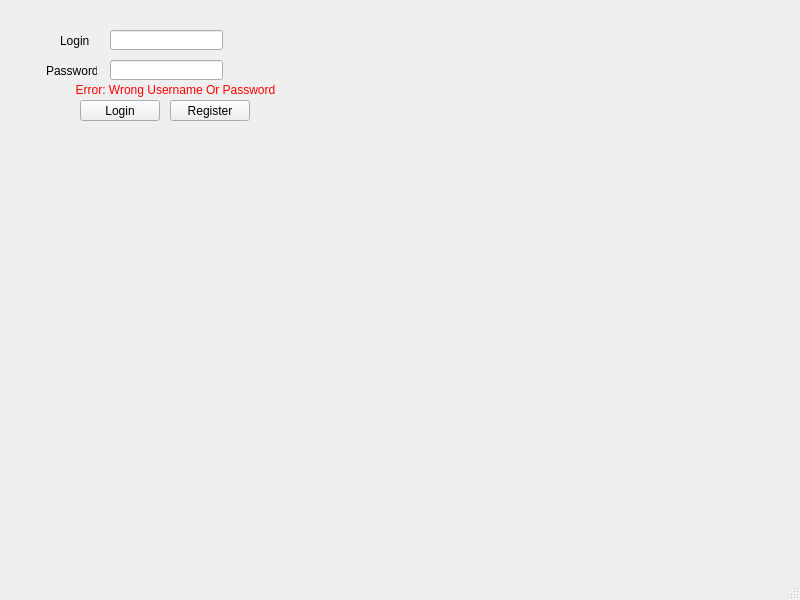
First picture: the form in CinemaProject/loginwindow.ui, repository kabolghar/CinemaProject, before the edit.
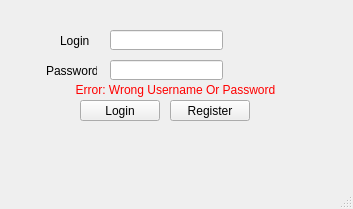
Second picture: the form after the edit.

Patch:
```diff
--- a/CinemaProject/loginwindow.ui
+++ b/CinemaProject/loginwindow.ui
@@ -6,8 +6,8 @@
    <rect>
     <x>0</x>
     <y>0</y>
-    <width>800</width>
-    <height>600</height>
+    <width>353</width>
+    <height>209</height>
    </rect>
   </property>
   <property name="windowTitle">
```
Left out of the diff: 4 changed lines with no effect on the pictures.
